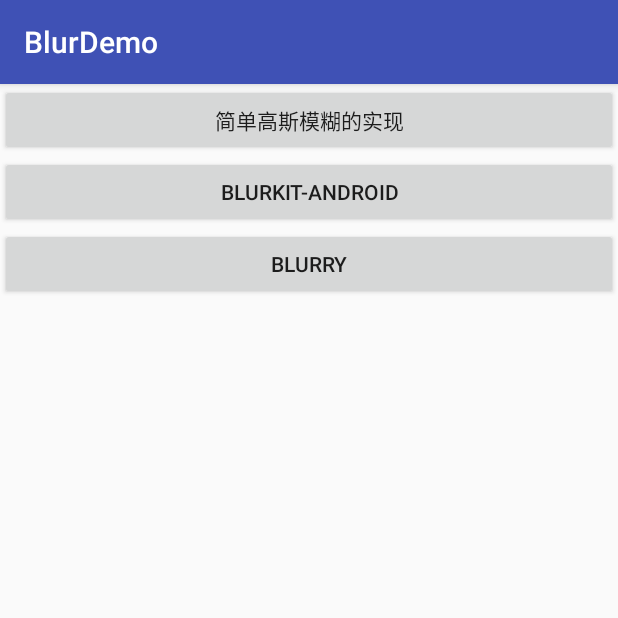
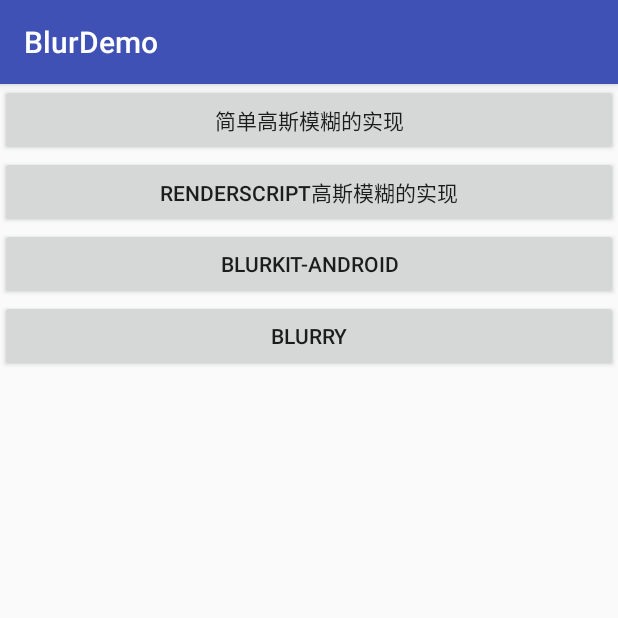
Before and after one commit to xiazdong/BlurDemo, an Android app: the screen it shows after launch (MainActivity), on a phone screen of 412 x 824 dp, the top half of it. Run offline under Robolectric (Android 15) with nearby library versions, the phone set to English and light mode, and no system bars; our stand-ins replace ButterKnife.

Commit message:
RenderScript

```diff
--- a/app/build.gradle
+++ b/app/build.gradle
@@ -26,7 +26,7 @@ dependencies {
     compile 'com.android.support:appcompat-v7:25.0.0'
     compile 'com.wonderkiln:blurkit:1.0.0'
     compile 'com.jakewharton:butterknife:8.5.1'
-    annotationProcessor 'com.jakewharton:butterknife-compiler:8.5.1'
     compile 'com.android.support:recyclerview-v7:24.2.1'
     compile 'jp.wasabeef:blurry:2.1.1'
+    annotationProcessor 'com.jakewharton:butterknife-compiler:8.5.1'
 }
--- a/app/src/main/AndroidManifest.xml
+++ b/app/src/main/AndroidManifest.xml
@@ -20,7 +20,8 @@
         </activity>
         <activity android:name=".BlurActivity" />
         <activity android:name=".BlurKitActivity" />
-        <activity android:name=".BlurryActivity"></activity>
+        <activity android:name=".BlurryActivity" />
+        <activity android:name=".RenderScriptActivity"></activity>
     </application>
 
 </manifest>
--- a/app/src/main/java/xiazdong/me/blurdemo/MainActivity.java
+++ b/app/src/main/java/xiazdong/me/blurdemo/MainActivity.java
@@ -15,6 +15,7 @@ public class MainActivity extends AppCompatActivity implements View.OnClickListe
     @BindView(R.id.btn_blur) Button mBlurBtn;
     @BindView(R.id.btn_blurkit) Button mBlurKitBtn;
     @BindView(R.id.btn_blurry) Button mBlurryBtn;
+    @BindView(R.id.btn_render) Button mRenderBtn;
     @Override
     protected void onCreate(Bundle savedInstanceState) {
         super.onCreate(savedInstanceState);
@@ -23,6 +24,7 @@ public class MainActivity extends AppCompatActivity implements View.OnClickListe
         mBlurBtn.setOnClickListener(this);
         mBlurKitBtn.setOnClickListener(this);
         mBlurryBtn.setOnClickListener(this);
+        mRenderBtn.setOnClickListener(this);
     }
 
     @Override
@@ -30,6 +32,9 @@ public class MainActivity extends AppCompatActivity implements View.OnClickListe
         switch (v.getId()) {
             case R.id.btn_blur:
                 goToActivity(BlurActivity.class);
+                break;
+            case R.id.btn_render:
+                goToActivity(RenderScriptActivity.class);
                 break;
             case R.id.btn_blurkit:
                 goToActivity(BlurKitActivity.class);
--- a/app/src/main/res/layout/activity_main.xml
+++ b/app/src/main/res/layout/activity_main.xml
@@ -9,6 +9,13 @@
         android:layout_width="match_parent"
         android:layout_height="wrap_content"
         android:text="简单高斯模糊的实现"
+        android:gravity="center"
+        />
+    <Button
+        android:id="@+id/btn_render"
+        android:layout_width="match_parent"
+        android:layout_height="wrap_content"
+        android:text="RenderScript高斯模糊的实现"
         android:gravity="center"
         />
     <Button
```
Also changed, not shown: app/src/main/java/xiazdong/me/blurdemo/RenderScriptActivity.java (added, +46 -0 lines), app/src/main/res/layout/activity_render_script.xml (added, +21 -0 lines).
